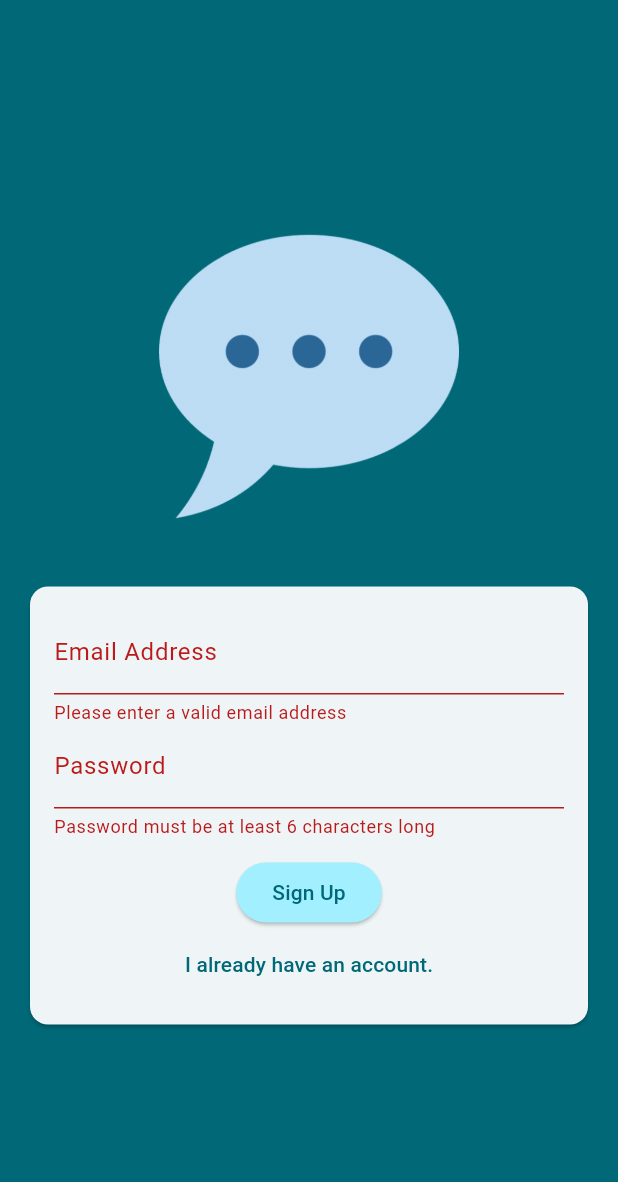
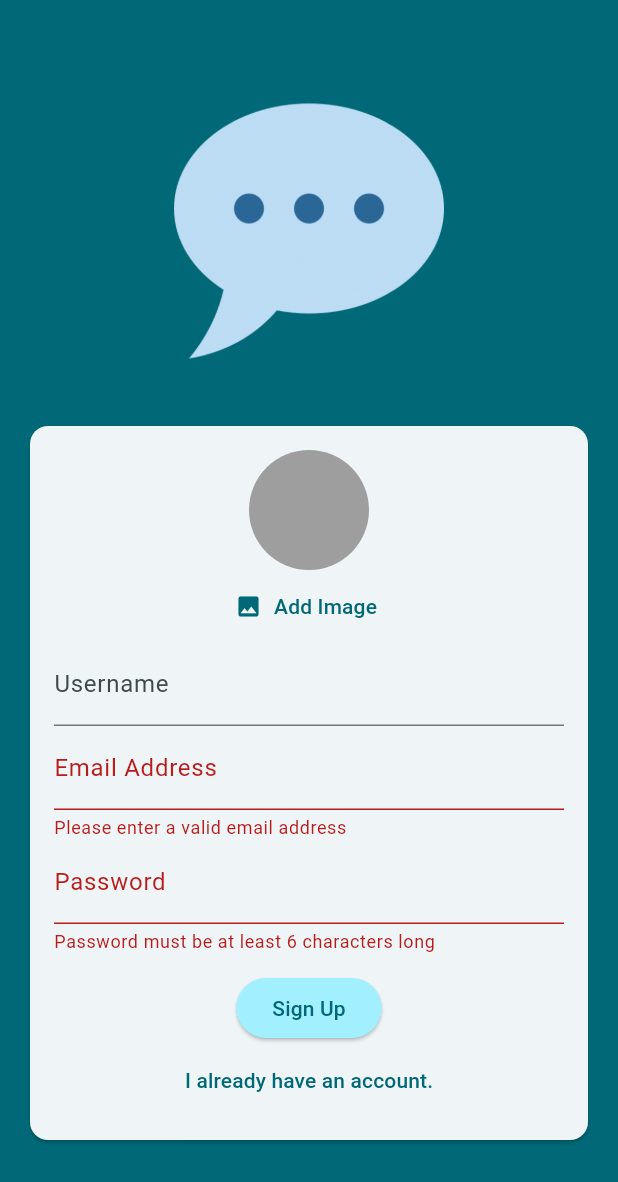
Before and after one commit to ivan-horchakov/chat_app, a Flutter app: the screen it shows after launch, after a tap on "Log In", after a tap on "Create an account", on a phone screen of 412 x 824 dp. Shown: the top 1182 px of the screen. Run offline on Flutter 3.47's test engine with Material 3 defaults, Android fonts, the phone set to English and light mode, and no system bars; our stand-ins replace cloud_firestore, firebase_auth, firebase_core, firebase_storage, image_picker; accounts and stored records are empty.

Commit message:
Auth finished (287)

```diff
--- a/lib/screens/auth.dart
+++ b/lib/screens/auth.dart
@@ -1,4 +1,9 @@
+import 'dart:io';
+
+import 'package:chat_app/widgets/user_image_picker.dart';
+import 'package:cloud_firestore/cloud_firestore.dart';
 import 'package:firebase_auth/firebase_auth.dart';
+import 'package:firebase_storage/firebase_storage.dart';
 import 'package:flutter/material.dart';
 
 final _firebase = FirebaseAuth.instance;
@@ -17,20 +22,40 @@ class _AuthScreenState extends State<AuthScreen> {
   var _isLogin = true;
   var _enteredEmail = '';
   var _enteredPassword = '';
+  File? _selectedImage;
+  var _isAuthenticating = false;
+  var _enteredUsername = '';
 
   void _submit() async {
     final isValid = _form.currentState!.validate();
 
-    if (!isValid) {
+    if (!isValid || !_isLogin && _selectedImage == null) {
+      // Show error message ...
       return;
     }
 
     _form.currentState!.save();
     try {
+      setState(() {
+        _isAuthenticating = true;
+      });
       if (_isLogin) {
+        final userCredentials =
             await _firebase.signInWithEmailAndPassword(email: _enteredEmail, password: _enteredPassword);
       } else {
+        final userCredentials =
             await _firebase.createUserWithEmailAndPassword(email: _enteredEmail, password: _enteredPassword);
+
+        final storageRef =
+            FirebaseStorage.instance.ref().child('user_images').child('${userCredentials.user!.uid}.jpg');
+        await storageRef.putFile(_selectedImage!);
+        final imageUrl = await storageRef.getDownloadURL();
+
+        await FirebaseFirestore.instance.collection('users').doc(userCredentials.user!.uid).set({
+          'username': _enteredUsername,
+          'email': _enteredEmail,
+          'image_url': imageUrl,
+        });
       }
     } on FirebaseAuthException catch (error) {
       // ignore: use_build_context_synchronously
@@ -44,6 +69,9 @@ class _AuthScreenState extends State<AuthScreen> {
           ),
         ),
       );
+      setState(() {
+        _isAuthenticating = false;
+      });
     }
   }
 
@@ -58,12 +86,12 @@ class _AuthScreenState extends State<AuthScreen> {
             children: [
               Container(
                 margin: const EdgeInsets.only(
-                  top: 30,
+                  top: 20,
                   bottom: 20,
                   left: 20,
                   right: 20,
                 ),
-                width: 200,
+                width: 180,
                 child: Image.asset('assets/images/chat.png'),
               ),
               Card(
@@ -76,6 +104,26 @@ class _AuthScreenState extends State<AuthScreen> {
                       child: Column(
                         mainAxisSize: MainAxisSize.min,
                         children: [
+                          if (!_isLogin)
+                            UserImagePicker(
+                              onPickImage: ((pickedImage) {
+                                _selectedImage = pickedImage;
+                              }),
+                            ),
+                          if (!_isLogin)
+                            TextFormField(
+                              decoration: const InputDecoration(labelText: 'Username'),
+                              enableSuggestions: false,
+                              validator: (value) {
+                                if (value == null || value.isEmpty || value.trim().length < 4) {
+                                  return 'Username must be at least 4 characters';
+                                }
+                                return null;
+                              },
+                              onSaved: (value) {
+                                _enteredUsername = value!;
+                              },
+                            ),
                           TextFormField(
                             decoration: const InputDecoration(
                               labelText: 'Email Address',
@@ -109,6 +157,8 @@ class _AuthScreenState extends State<AuthScreen> {
                             },
                           ),
                           const SizedBox(height: 12),
+                          if (_isAuthenticating) const CircularProgressIndicator(),
+                          if (!_isAuthenticating)
                             ElevatedButton(
                               onPressed: _submit,
                               style: ElevatedButton.styleFrom(
@@ -116,6 +166,7 @@ class _AuthScreenState extends State<AuthScreen> {
                               ),
                               child: Text(_isLogin ? 'Log In' : 'Sign Up'),
                             ),
+                          if (!_isAuthenticating)
                             TextButton(
                               onPressed: () {
                                 setState(() {
--- /dev/null
+++ b/lib/widgets/user_image_picker.dart
@@ -0,0 +1,58 @@
+import 'dart:io';
+
+import 'package:flutter/material.dart';
+import 'package:image_picker/image_picker.dart';
+
+class UserImagePicker extends StatefulWidget {
+  const UserImagePicker({super.key, required this.onPickImage});
+
+  final void Function(File pickedImage) onPickImage;
+
+  @override
+  State<UserImagePicker> createState() {
+    return _UserImagePickerState();
+  }
+}
+
+class _UserImagePickerState extends State<UserImagePicker> {
+  File? _pickedImageFile;
+
+  void _pickImage() async {
+    final pickedImage = await ImagePicker().pickImage(
+      source: ImageSource.camera,
+      imageQuality: 50,
+      maxWidth: 150,
+    );
+
+    if (pickedImage == null) {
+      return;
+    }
+
+    setState(() {
+      _pickedImageFile = File(pickedImage.path);
+    });
+
+    widget.onPickImage(_pickedImageFile!);
+  }
+
+  @override
+  Widget build(BuildContext context) {
+    return Column(
+      children: [
+        CircleAvatar(
+          radius: 40,
+          backgroundColor: Colors.grey,
+          foregroundImage: _pickedImageFile != null ? FileImage(_pickedImageFile!) : null,
+        ),
+        TextButton.icon(
+          onPressed: _pickImage,
+          icon: const Icon(Icons.image),
+          label: Text(
+            'Add Image',
+            style: TextStyle(color: Theme.of(context).colorScheme.primary),
+          ),
+        ),
+      ],
+    );
+  }
+}
--- a/pubspec.yaml
+++ b/pubspec.yaml
@@ -39,6 +39,7 @@ dependencies:
   firebase_auth: ^4.17.5
   firebase_storage: ^11.6.6
   image_picker: ^1.0.7
+  cloud_firestore: ^4.15.5
 
 dev_dependencies:
   flutter_test:
```
Also changed, not shown: pubspec.lock, 1 other file. Lines whose indentation alone changed are shown as unchanged.
